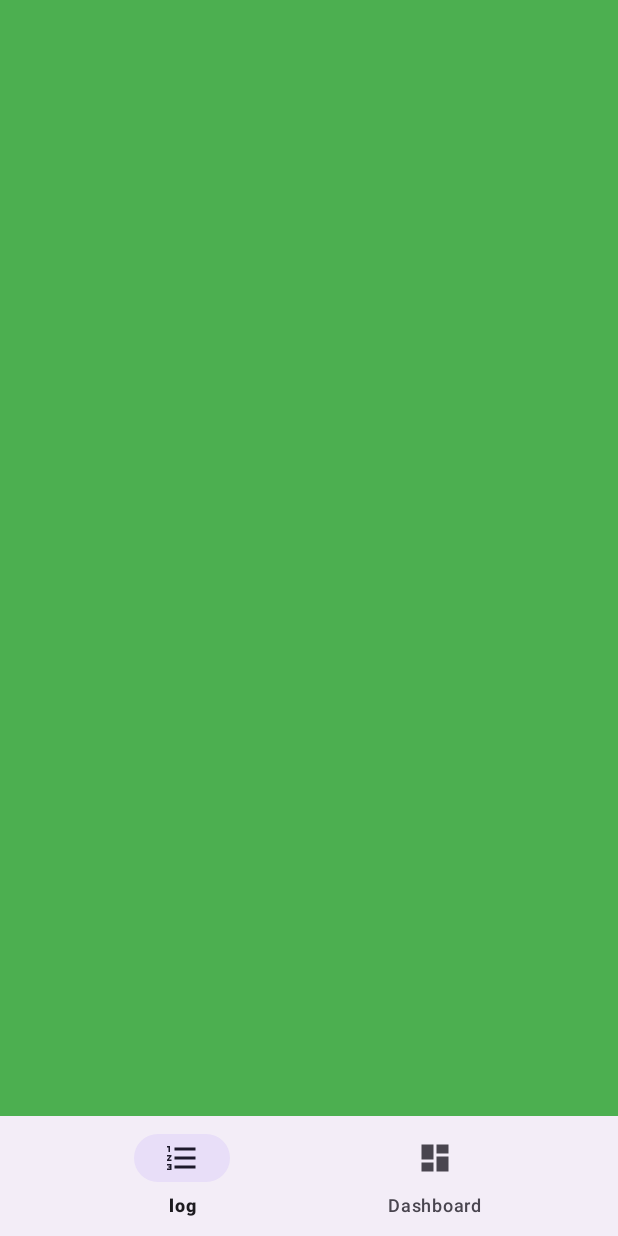
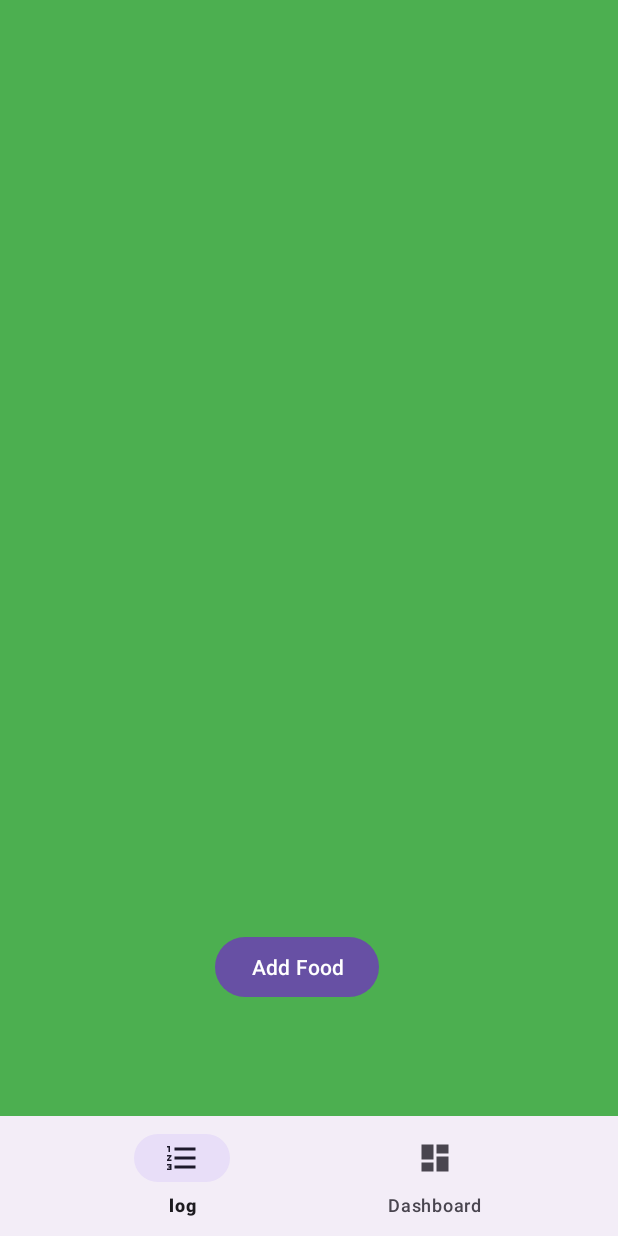
Before and after one commit to mgallo185/BitFitPart2, an Android app: the screen it shows after launch (MainActivity), on a phone screen of 412 x 824 dp. Run offline under Robolectric (Android 15) with nearby library versions, the phone set to English and light mode, and no system bars; our stand-ins replace Room's generated code; Roboto replaces fonts that are not available here.

Commit message:
log page fix

```diff
--- a/app/src/main/java/com/example/bitfitpart1/FoodLogFragment.kt
+++ b/app/src/main/java/com/example/bitfitpart1/FoodLogFragment.kt
@@ -43,6 +43,7 @@ class FoodLogFragment : Fragment() {
         foodRecyclerView.layoutManager = layoutManager
         foodRecyclerView.setHasFixedSize(true)
         foodRecyclerView.adapter= foodAdapter
+        val addfoodButton= view.findViewById<Button>(R.id.enter_food_button)
 
         lifecycleScope.launch {
             (activity?.application as FoodApplication).db.foodDao().getAll().collect { databaseList ->
@@ -58,9 +59,6 @@ class FoodLogFragment : Fragment() {
                 }
             }
         }
-
-        val addfoodButton = view.findViewById<Button>(R.id.enter_food_button)
-
 
         addfoodButton.setOnClickListener {
             val intent = Intent(requireActivity(), AddFoodActivity::class.java)
--- a/app/src/main/res/layout/fragment_food_log.xml
+++ b/app/src/main/res/layout/fragment_food_log.xml
@@ -1,12 +1,12 @@
 <?xml version="1.0" encoding="utf-8"?>
 <FrameLayout xmlns:android="http://schemas.android.com/apk/res/android"
+    xmlns:app="http://schemas.android.com/apk/res-auto"
     xmlns:tools="http://schemas.android.com/tools"
     android:layout_width="match_parent"
     android:layout_height="match_parent"
     tools:context=".FoodLogFragment">
 
     <androidx.constraintlayout.widget.ConstraintLayout
-        xmlns:app="http://schemas.android.com/apk/res-auto"
 
         android:layout_width="match_parent"
         android:layout_height="match_parent"
@@ -23,17 +23,20 @@
         app:layout_constraintStart_toStartOf="parent"
         app:layout_constraintTop_toTopOf="parent" />
 
+
         <Button
             android:id="@+id/enter_food_button"
             android:layout_width="wrap_content"
             android:layout_height="wrap_content"
             android:layout_marginStart="143dp"
             android:layout_marginEnd="150dp"
+            android:layout_marginBottom="155dp"
             android:text="Add Food"
             app:layout_constraintBottom_toBottomOf="parent"
             app:layout_constraintEnd_toEndOf="parent"
-        app:layout_constraintHorizontal_bias="0.888"
-        app:layout_constraintStart_toStartOf="parent" />
+            app:layout_constraintHorizontal_bias="0.0"
+            app:layout_constraintStart_toStartOf="parent"
+            app:layout_constraintTop_toBottomOf="@+id/food_RecyclerView" />
     </androidx.constraintlayout.widget.ConstraintLayout>
 
 
```
Lines whose indentation alone changed are shown as unchanged.
